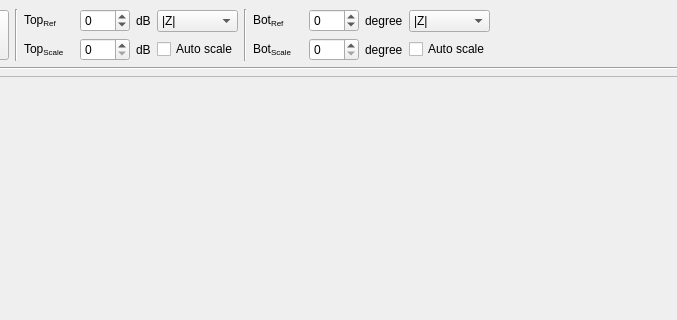
Before: the Qt Designer form impedance.ui in derlucae98/8751A_loop_gain_phase_gui, drawn with Qt 5; both pictures show x 406 to 1083 and y 0 to 320 of the 1440 by 811 pixel window.
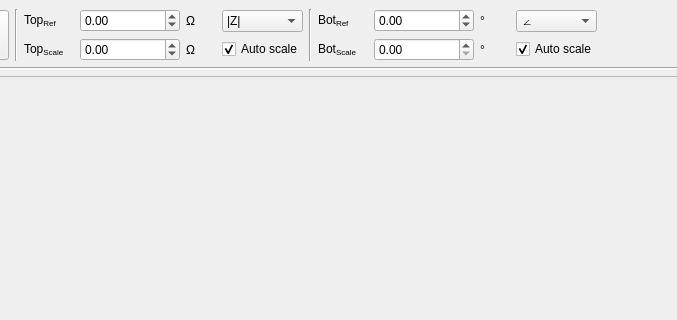
After: the same form once the commit is applied. Icons and pictures are not drawn.

Commit message: Prepare impedance plot

Diff of the .ui file:
```diff
--- a/impedance.ui
+++ b/impedance.ui
@@ -244,10 +244,10 @@
              </widget>
             </item>
             <item>
-             <widget class="QSpinBox" name="topRef">
+             <widget class="QDoubleSpinBox" name="topRef">
               <property name="minimumSize">
                <size>
-                <width>50</width>
+                <width>100</width>
                 <height>0</height>
                </size>
               </property>
@@ -258,17 +258,29 @@
                </size>
               </property>
               <property name="minimum">
-               <number>-100</number>
+               <double>-3600.000000000000000</double>
               </property>
               <property name="maximum">
-               <number>100</number>
+               <double>3600.000000000000000</double>
               </property>
              </widget>
             </item>
             <item>
-             <widget class="QLabel" name="label_12">
+             <widget class="QLabel" name="unitTopRef">
+              <property name="minimumSize">
+               <size>
+                <width>30</width>
+                <height>0</height>
+               </size>
+              </property>
+              <property name="maximumSize">
+               <size>
+                <width>30</width>
+                <height>16777215</height>
+               </size>
+              </property>
               <property name="text">
-               <string>dB</string>
+               <string>Ω</string>
               </property>
              </widget>
             </item>
@@ -290,10 +302,10 @@
              </widget>
             </item>
             <item>
-             <widget class="QSpinBox" name="topScale">
+             <widget class="QDoubleSpinBox" name="topScale">
               <property name="minimumSize">
                <size>
-                <width>50</width>
+                <width>100</width>
                 <height>0</height>
                </size>
               </property>
@@ -303,15 +315,30 @@
                 <height>16777215</height>
                </size>
               </property>
+              <property name="minimum">
+               <double>-3600.000000000000000</double>
+              </property>
               <property name="maximum">
-               <number>100</number>
+               <double>3600.000000000000000</double>
               </property>
              </widget>
             </item>
             <item>
-             <widget class="QLabel" name="label_24">
+             <widget class="QLabel" name="unitTopScale">
+              <property name="minimumSize">
+               <size>
+                <width>30</width>
+                <height>0</height>
+               </size>
+              </property>
+              <property name="maximumSize">
+               <size>
+                <width>30</width>
+                <height>16777215</height>
+               </size>
+              </property>
               <property name="text">
-               <string>dB</string>
+               <string>Ω</string>
               </property>
              </widget>
             </item>
@@ -354,6 +381,9 @@
             <property name="text">
              <string>Auto scale</string>
             </property>
+            <property name="checked">
+             <bool>true</bool>
+            </property>
            </widget>
           </item>
          </layout>
@@ -383,10 +413,10 @@
              </widget>
             </item>
             <item>
-             <widget class="QSpinBox" name="botRef">
+             <widget class="QDoubleSpinBox" name="botRef">
               <property name="minimumSize">
                <size>
-                <width>50</width>
+                <width>100</width>
                 <height>0</height>
                </size>
               </property>
@@ -397,17 +427,29 @@
                </size>
               </property>
               <property name="minimum">
-               <number>-360</number>
+               <double>-3600.000000000000000</double>
               </property>
               <property name="maximum">
-               <number>360</number>
+               <double>3600.000000000000000</double>
               </property>
              </widget>
             </item>
             <item>
-             <widget class="QLabel" name="label_26">
+             <widget class="QLabel" name="unitBotRef">
+              <property name="minimumSize">
+               <size>
+                <width>30</width>
+                <height>0</height>
+               </size>
+              </property>
+              <property name="maximumSize">
+               <size>
+                <width>30</width>
+                <height>16777215</height>
+               </size>
+              </property>
               <property name="text">
-               <string>degree</string>
+               <string>°</string>
               </property>
              </widget>
             </item>
@@ -429,10 +471,10 @@
              </widget>
             </item>
             <item>
-             <widget class="QSpinBox" name="botScale">
+             <widget class="QDoubleSpinBox" name="botScale">
               <property name="minimumSize">
                <size>
-                <width>50</width>
+                <width>100</width>
                 <height>0</height>
                </size>
               </property>
@@ -442,15 +484,24 @@
                 <height>16777215</height>
                </size>
               </property>
-              <property name="maximum">
-               <number>360</number>
-              </property>
              </widget>
             </item>
             <item>
-             <widget class="QLabel" name="label_28">
+             <widget class="QLabel" name="unitBotScale">
+              <property name="minimumSize">
+               <size>
+                <width>30</width>
+                <height>0</height>
+               </size>
+              </property>
+              <property name="maximumSize">
+               <size>
+                <width>3</width>
+                <height>16777215</height>
+               </size>
+              </property>
               <property name="text">
-               <string>degree</string>
+               <string>°</string>
               </property>
              </widget>
             </item>
@@ -464,6 +515,9 @@
            <layout class="QHBoxLayout" name="horizontalLayout_2">
             <item>
              <widget class="QComboBox" name="view_bot">
+              <property name="currentIndex">
+               <number>4</number>
+              </property>
               <item>
                <property name="text">
                 <string>|Z|</string>
@@ -484,6 +538,11 @@
                 <string>R</string>
                </property>
               </item>
+              <item>
+               <property name="text">
+                <string>∠</string>
+               </property>
+              </item>
              </widget>
             </item>
            </layout>
@@ -493,6 +552,9 @@
             <property name="text">
              <string>Auto scale</string>
             </property>
+            <property name="checked">
+             <bool>true</bool>
+            </property>
            </widget>
           </item>
          </layout>
```
Left out of the diff: 11 changed lines with no effect on the pictures. The commit also changes 6 other files.
